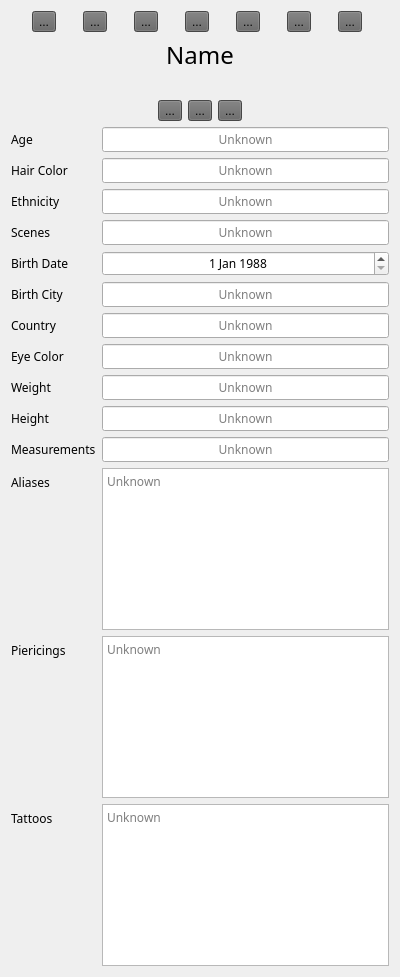
steviedemo/scenequery, file forms/ActorProfileView.ui: the form before one commit.
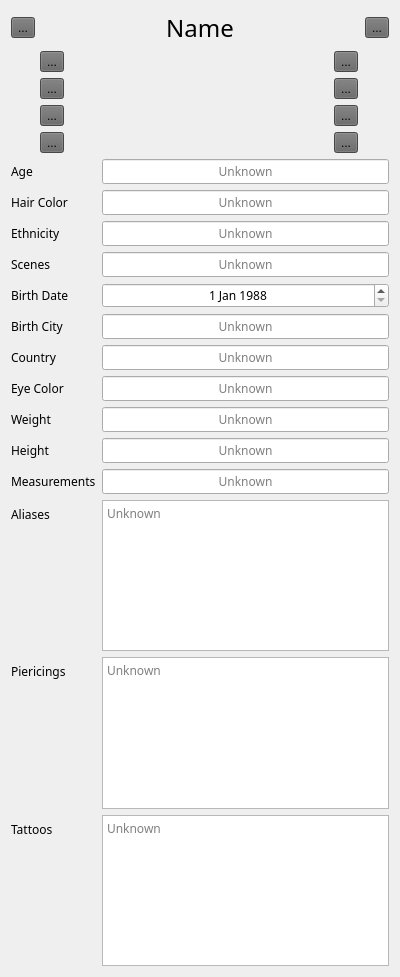
The form after the commit. Icons and pictures are not drawn.

Commit message: Got Scan routine to work as planned, with all saves to db being done before displaying anything to the interface. All items show on GUI now have DB index id's associated with the objects. Scene Database Purge working and implemented in interface. Profile Photo Selection & Cropping works well. Debug/Release Mode enum added. No Initial DB loads done in debug.

```diff
--- a/forms/ActorProfileView.ui
+++ b/forms/ActorProfileView.ui
@@ -46,330 +46,7 @@
 }</string>
   </property>
   <layout class="QGridLayout" name="gridLayout">
-   <item row="4" column="0" alignment="Qt::AlignHCenter">
-    <widget class="QLabel" name="profilePhoto">
-     <property name="sizePolicy">
-      <sizepolicy hsizetype="Expanding" vsizetype="Expanding">
-       <horstretch>0</horstretch>
-       <verstretch>0</verstretch>
-      </sizepolicy>
-     </property>
-     <property name="maximumSize">
-      <size>
-       <width>300</width>
-       <height>300</height>
-      </size>
-     </property>
-     <property name="contextMenuPolicy">
-      <enum>Qt::CustomContextMenu</enum>
-     </property>
-     <property name="text">
-      <string/>
-     </property>
-     <property name="pixmap">
-      <pixmap resource="../resources/icons.qrc">:/Icons/blank_profile_photo_female.png</pixmap>
-     </property>
-     <property name="scaledContents">
-      <bool>true</bool>
-     </property>
-    </widget>
-   </item>
-   <item row="5" column="0">
-    <layout class="QHBoxLayout" name="horizontalLayout_2">
-     <item>
-      <spacer name="horizontalSpacer">
-       <property name="orientation">
-        <enum>Qt::Horizontal</enum>
-       </property>
-       <property name="sizeHint" stdset="0">
-        <size>
-         <width>40</width>
-         <height>20</height>
-        </size>
-       </property>
-      </spacer>
-     </item>
-     <item>
-      <widget class="QToolButton" name="selectNewPhoto">
-       <property name="toolTip">
-        <string>Select new Profile Photo</string>
-       </property>
-       <property name="statusTip">
-        <string>Select New Profile Photo</string>
-       </property>
-       <property name="text">
-        <string>...</string>
-       </property>
-       <property name="icon">
-        <iconset resource="../resources/icons.qrc">
-         <normaloff>:/Icons/image_add.png</normaloff>:/Icons/image_add.png</iconset>
-       </property>
-       <property name="iconSize">
-        <size>
-         <width>30</width>
-         <height>30</height>
-        </size>
-       </property>
-      </widget>
-     </item>
-     <item>
-      <widget class="QToolButton" name="downloadPhoto">
-       <property name="toolTip">
-        <string>Download Profile Photo</string>
-       </property>
-       <property name="statusTip">
-        <string>Download Profile Photo</string>
-       </property>
-       <property name="text">
-        <string>...</string>
-       </property>
-       <property name="icon">
-        <iconset resource="../resources/icons.qrc">
-         <normaloff>:/Icons/image_download.png</normaloff>:/Icons/image_download.png</iconset>
-       </property>
-       <property name="iconSize">
-        <size>
-         <width>30</width>
-         <height>30</height>
-        </size>
-       </property>
-      </widget>
-     </item>
-     <item>
-      <widget class="QToolButton" name="deletePhoto">
-       <property name="toolTip">
-        <string>Delete Profile Photo</string>
-       </property>
-       <property name="statusTip">
-        <string>Delete Profile Photo</string>
-       </property>
-       <property name="text">
-        <string>...</string>
-       </property>
-       <property name="icon">
-        <iconset resource="../resources/icons.qrc">
-         <normaloff>:/Icons/image_delete.png</normaloff>:/Icons/image_delete.png</iconset>
-       </property>
-       <property name="iconSize">
-        <size>
-         <width>30</width>
-         <height>30</height>
-        </size>
-       </property>
-      </widget>
-     </item>
-     <item>
-      <spacer name="horizontalSpacer_2">
-       <property name="orientation">
-        <enum>Qt::Horizontal</enum>
-       </property>
-       <property name="sizeHint" stdset="0">
-        <size>
-         <width>40</width>
-         <height>20</height>
-        </size>
-       </property>
-      </spacer>
-     </item>
-    </layout>
-   </item>
-   <item row="0" column="0">
-    <layout class="QHBoxLayout" name="horizontalLayout_4"/>
-   </item>
-   <item row="3" column="0">
-    <widget class="QLabel" name="label_name">
-     <property name="sizePolicy">
-      <sizepolicy hsizetype="Preferred" vsizetype="Maximum">
-       <horstretch>0</horstretch>
-       <verstretch>0</verstretch>
-      </sizepolicy>
-     </property>
-     <property name="font">
-      <font>
-       <family>Futura</family>
-       <pointsize>-1</pointsize>
-      </font>
-     </property>
-     <property name="text">
-      <string>Name</string>
-     </property>
-     <property name="alignment">
-      <set>Qt::AlignCenter</set>
-     </property>
-    </widget>
-   </item>
-   <item row="2" column="0">
-    <layout class="QHBoxLayout" name="horizontalLayout_3">
-     <item>
-      <widget class="QToolButton" name="closeProfile">
-       <property name="toolTip">
-        <string>Close Profile View</string>
-       </property>
-       <property name="statusTip">
-        <string>Close Profile View</string>
-       </property>
-       <property name="whatsThis">
-        <string>Close Profile View</string>
-       </property>
-       <property name="text">
-        <string>...</string>
-       </property>
-       <property name="icon">
-        <iconset resource="../resources/icons.qrc">
-         <normaloff>:/Icons/shiny_blue_back_icon.png</normaloff>:/Icons/shiny_blue_back_icon.png</iconset>
-       </property>
-       <property name="iconSize">
-        <size>
-         <width>30</width>
-         <height>30</height>
-        </size>
-       </property>
-      </widget>
-     </item>
-     <item>
-      <widget class="QToolButton" name="saveProfile">
-       <property name="toolTip">
-        <string>Save Profile</string>
-       </property>
-       <property name="statusTip">
-        <string>Save Profile</string>
-       </property>
-       <property name="whatsThis">
-        <string>Save Profile</string>
-       </property>
-       <property name="text">
-        <string>...</string>
-       </property>
-       <property name="icon">
-        <iconset resource="../resources/icons.qrc">
-         <normaloff>:/Icons/flat_save_icon.png</normaloff>:/Icons/flat_save_icon.png</iconset>
-       </property>
-       <property name="iconSize">
-        <size>
-         <width>30</width>
-         <height>30</height>
-        </size>
-       </property>
-      </widget>
-     </item>
-     <item>
-      <widget class="QToolButton" name="editProfile">
-       <property name="toolTip">
-        <string>Edit Profile</string>
-       </property>
-       <property name="statusTip">
-        <string>Edit Profile</string>
-       </property>
-       <property name="text">
-        <string>...</string>
-       </property>
-       <property name="icon">
-        <iconset resource="../resources/icons.qrc">
-         <normaloff>:/Icons/female_silhouette_edit.png</normaloff>:/Icons/female_silhouette_edit.png</iconset>
-       </property>
-       <property name="iconSize">
-        <size>
-         <width>30</width>
-         <height>30</height>
-        </size>
-       </property>
-      </widget>
-     </item>
-     <item>
-      <widget class="QToolButton" name="updateFromWeb">
-       <property name="toolTip">
-        <string>Update Bio from Web</string>
-       </property>
-       <property name="statusTip">
-        <string>Update Bio From Web</string>
-       </property>
-       <property name="text">
-        <string>...</string>
-       </property>
-       <property name="icon">
-        <iconset resource="../resources/icons.qrc">
-         <normaloff>:/Icons/female_silhouette_download.png</normaloff>:/Icons/female_silhouette_download.png</iconset>
-       </property>
-       <property name="iconSize">
-        <size>
-         <width>30</width>
-         <height>30</height>
-        </size>
-       </property>
-      </widget>
-     </item>
-     <item>
-      <widget class="QToolButton" name="reloadFromDb">
-       <property name="toolTip">
-        <string>Revert Changes</string>
-       </property>
-       <property name="statusTip">
-        <string>Revert Changes</string>
-       </property>
-       <property name="text">
-        <string>...</string>
-       </property>
-       <property name="icon">
-        <iconset resource="../resources/icons.qrc">
-         <normaloff>:/Icons/female_silhouette_update.png</normaloff>:/Icons/female_silhouette_update.png</iconset>
-       </property>
-       <property name="iconSize">
-        <size>
-         <width>30</width>
-         <height>30</height>
-        </size>
-       </property>
-      </widget>
-     </item>
-     <item>
-      <widget class="QToolButton" name="deleteActor">
-       <property name="toolTip">
-        <string>Delete Actor</string>
-       </property>
-       <property name="statusTip">
-        <string>Delete Actor</string>
-       </property>
-       <property name="text">
-        <string>...</string>
-       </property>
-       <property name="icon">
-        <iconset resource="../resources/icons.qrc">
-         <normaloff>:/Icons/female_silhouette_delete.png</normaloff>:/Icons/female_silhouette_delete.png</iconset>
-       </property>
-       <property name="iconSize">
-        <size>
-         <width>30</width>
-         <height>30</height>
-        </size>
-       </property>
-      </widget>
-     </item>
-     <item>
-      <widget class="QToolButton" name="clearFields">
-       <property name="toolTip">
-        <string>Clear All Fields</string>
-       </property>
-       <property name="statusTip">
-        <string>Clear All Fields</string>
-       </property>
-       <property name="text">
-        <string>...</string>
-       </property>
-       <property name="icon">
-        <iconset resource="../resources/icons.qrc">
-         <normaloff>:/Icons/red_close_icon.png</normaloff>:/Icons/red_close_icon.png</iconset>
-       </property>
-       <property name="iconSize">
-        <size>
-         <width>30</width>
-         <height>30</height>
-        </size>
-       </property>
-      </widget>
-     </item>
-    </layout>
-   </item>
-   <item row="6" column="0">
+   <item row="4" column="0">
     <layout class="QFormLayout" name="formLayout">
      <item row="0" column="0">
       <widget class="QLabel" name="ageLabel">
@@ -997,6 +674,308 @@
      </item>
     </layout>
    </item>
+   <item row="2" column="0">
+    <layout class="QHBoxLayout" name="horizontalLayout">
+     <item>
+      <layout class="QGridLayout" name="gridLayout_3">
+       <item row="2" column="0">
+        <widget class="QToolButton" name="downloadPhoto">
+         <property name="toolTip">
+          <string>Download Profile Photo</string>
+         </property>
+         <property name="statusTip">
+          <string>Download Profile Photo</string>
+         </property>
+         <property name="text">
+          <string>...</string>
+         </property>
+         <property name="icon">
+          <iconset resource="../resources/icons.qrc">
+           <normaloff>:/Icons/image_download.png</normaloff>:/Icons/image_download.png</iconset>
+         </property>
+         <property name="iconSize">
+          <size>
+           <width>30</width>
+           <height>30</height>
+          </size>
+         </property>
+        </widget>
+       </item>
+       <item row="0" column="0">
+        <widget class="QToolButton" name="selectNewPhoto">
+         <property name="toolTip">
+          <string>Select new Profile Photo</string>
+         </property>
+         <property name="statusTip">
+          <string>Select New Profile Photo</string>
+         </property>
+         <property name="text">
+          <string>...</string>
+         </property>
+         <property name="icon">
+          <iconset resource="../resources/icons.qrc">
+           <normaloff>:/Icons/image_add.png</normaloff>:/Icons/image_add.png</iconset>
+         </property>
+         <property name="iconSize">
+          <size>
+           <width>30</width>
+           <height>30</height>
+          </size>
+         </property>
+        </widget>
+       </item>
+       <item row="3" column="0">
+        <widget class="QToolButton" name="deletePhoto">
+         <property name="toolTip">
+          <string>Delete Profile Photo</string>
+         </property>
+         <property name="statusTip">
+          <string>Delete Profile Photo</string>
+         </property>
+         <property name="text">
+          <string>...</string>
+         </property>
+         <property name="icon">
+          <iconset resource="../resources/icons.qrc">
+           <normaloff>:/Icons/image_delete.png</normaloff>:/Icons/image_delete.png</iconset>
+         </property>
+         <property name="iconSize">
+          <size>
+           <width>30</width>
+           <height>30</height>
+          </size>
+         </property>
+        </widget>
+       </item>
+       <item row="4" column="0">
+        <widget class="QToolButton" name="clearFields">
+         <property name="toolTip">
+          <string>Clear All Fields</string>
+         </property>
+         <property name="statusTip">
+          <string>Clear All Fields</string>
+         </property>
+         <property name="text">
+          <string>...</string>
+         </property>
+         <property name="icon">
+          <iconset resource="../resources/icons.qrc">
+           <normaloff>:/Icons/red_close_icon.png</normaloff>:/Icons/red_close_icon.png</iconset>
+         </property>
+         <property name="iconSize">
+          <size>
+           <width>30</width>
+           <height>30</height>
+          </size>
+         </property>
+        </widget>
+       </item>
+      </layout>
+     </item>
+     <item>
+      <widget class="QLabel" name="profilePhoto">
+       <property name="sizePolicy">
+        <sizepolicy hsizetype="Expanding" vsizetype="Expanding">
+         <horstretch>0</horstretch>
+         <verstretch>0</verstretch>
+        </sizepolicy>
+       </property>
+       <property name="maximumSize">
+        <size>
+         <width>200</width>
+         <height>200</height>
+        </size>
+       </property>
+       <property name="contextMenuPolicy">
+        <enum>Qt::CustomContextMenu</enum>
+       </property>
+       <property name="text">
+        <string/>
+       </property>
+       <property name="pixmap">
+        <pixmap resource="../resources/icons.qrc">:/Icons/blank_profile_photo_female.png</pixmap>
+       </property>
+       <property name="scaledContents">
+        <bool>true</bool>
+       </property>
+      </widget>
+     </item>
+     <item>
+      <layout class="QGridLayout" name="gridLayout_2">
+       <item row="0" column="0">
+        <widget class="QToolButton" name="editProfile">
+         <property name="toolTip">
+          <string>Edit Profile</string>
+         </property>
+         <property name="statusTip">
+          <string>Edit Profile</string>
+         </property>
+         <property name="text">
+          <string>...</string>
+         </property>
+         <property name="icon">
+          <iconset resource="../resources/icons.qrc">
+           <normaloff>:/Icons/female_silhouette_edit.png</normaloff>:/Icons/female_silhouette_edit.png</iconset>
+         </property>
+         <property name="iconSize">
+          <size>
+           <width>30</width>
+           <height>30</height>
+          </size>
+         </property>
+        </widget>
+       </item>
+       <item row="2" column="0">
+        <widget class="QToolButton" name="deleteActor">
+         <property name="toolTip">
+          <string>Delete Actor</string>
+         </property>
+         <property name="statusTip">
+          <string>Delete Actor</string>
+         </property>
+         <property name="text">
+          <string>...</string>
+         </property>
+         <property name="icon">
+          <iconset resource="../resources/icons.qrc">
+           <normaloff>:/Icons/female_silhouette_delete.png</normaloff>:/Icons/female_silhouette_delete.png</iconset>
+         </property>
+         <property name="iconSize">
+          <size>
+           <width>30</width>
+           <height>30</height>
+          </size>
+         </property>
+        </widget>
+       </item>
+       <item row="3" column="0">
+        <widget class="QToolButton" name="reloadFromDb">
+         <property name="toolTip">
+          <string>Revert Changes</string>
+         </property>
+         <property name="statusTip">
+          <string>Revert Changes</string>
+         </property>
+         <property name="text">
+          <string>...</string>
+         </property>
+         <property name="icon">
+          <iconset resource="../resources/icons.qrc">
+           <normaloff>:/Icons/female_silhouette_update.png</normaloff>:/Icons/female_silhouette_update.png</iconset>
+         </property>
+         <property name="iconSize">
+          <size>
+           <width>30</width>
+           <height>30</height>
+          </size>
+         </property>
+        </widget>
+       </item>
+       <item row="1" column="0">
+        <widget class="QToolButton" name="updateFromWeb">
+         <property name="toolTip">
+          <string>Update Bio from Web</string>
+         </property>
+         <property name="statusTip">
+          <string>Update Bio From Web</string>
+         </property>
+         <property name="text">
+          <string>...</string>
+         </property>
+         <property name="icon">
+          <iconset resource="../resources/icons.qrc">
+           <normaloff>:/Icons/female_silhouette_download.png</normaloff>:/Icons/female_silhouette_download.png</iconset>
+         </property>
+         <property name="iconSize">
+          <size>
+           <width>30</width>
+           <height>30</height>
+          </size>
+         </property>
+        </widget>
+       </item>
+      </layout>
+     </item>
+    </layout>
+   </item>
+   <item row="0" column="0">
+    <layout class="QHBoxLayout" name="horizontalLayout_2">
+     <item>
+      <widget class="QToolButton" name="closeProfile">
+       <property name="toolTip">
+        <string>Close Profile View</string>
+       </property>
+       <property name="statusTip">
+        <string>Close Profile View</string>
+       </property>
+       <property name="whatsThis">
+        <string>Close Profile View</string>
+       </property>
+       <property name="text">
+        <string>...</string>
+       </property>
+       <property name="icon">
+        <iconset resource="../resources/icons.qrc">
+         <normaloff>:/Icons/shiny_blue_back_icon.png</normaloff>:/Icons/shiny_blue_back_icon.png</iconset>
+       </property>
+       <property name="iconSize">
+        <size>
+         <width>30</width>
+         <height>30</height>
+        </size>
+       </property>
+      </widget>
+     </item>
+     <item>
+      <widget class="QLabel" name="label_name">
+       <property name="sizePolicy">
+        <sizepolicy hsizetype="Preferred" vsizetype="Maximum">
+         <horstretch>0</horstretch>
+         <verstretch>0</verstretch>
+        </sizepolicy>
+       </property>
+       <property name="font">
+        <font>
+         <family>Futura</family>
+         <pointsize>-1</pointsize>
+        </font>
+       </property>
+       <property name="text">
+        <string>Name</string>
+       </property>
+       <property name="alignment">
+        <set>Qt::AlignCenter</set>
+       </property>
+      </widget>
+     </item>
+     <item>
+      <widget class="QToolButton" name="saveProfile">
+       <property name="toolTip">
+        <string>Save Profile</string>
+       </property>
+       <property name="statusTip">
+        <string>Save Profile</string>
+       </property>
+       <property name="whatsThis">
+        <string>Save Profile</string>
+       </property>
+       <property name="text">
+        <string>...</string>
+       </property>
+       <property name="icon">
+        <iconset resource="../resources/icons.qrc">
+         <normaloff>:/Icons/flat_save_icon.png</normaloff>:/Icons/flat_save_icon.png</iconset>
+       </property>
+       <property name="iconSize">
+        <size>
+         <width>30</width>
+         <height>30</height>
+        </size>
+       </property>
+      </widget>
+     </item>
+    </layout>
+   </item>
   </layout>
  </widget>
  <resources>
```
The commit also changes 34 other files.
